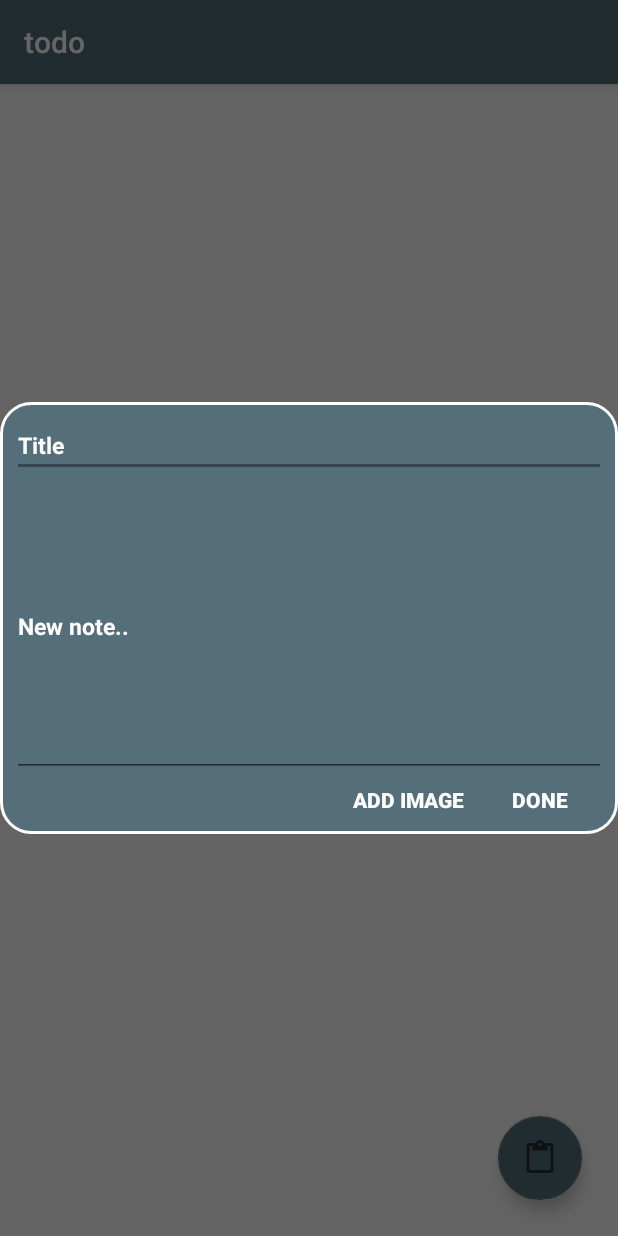
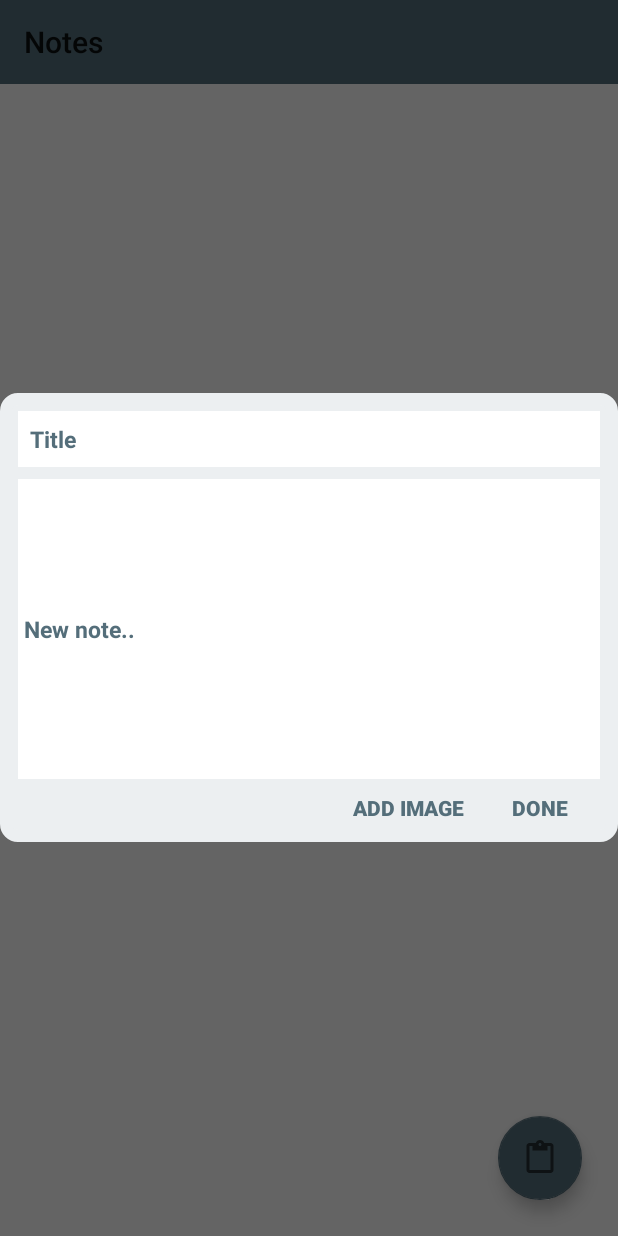
Before and after one commit to gom3az-zz/Note-App, an Android app: the screen it shows after launch (NotesActivity), after a tap on an icon or button, on a phone screen of 412 x 824 dp. Run offline under Robolectric (Android 15) with nearby library versions, the phone set to English and light mode, and no system bars; our stand-ins replace ButterKnife.

Commit message:
improved ui

```diff
--- a/app/src/main/java/com/example/mg/todo/ui/NoteFragment/NoteFragment.java
+++ b/app/src/main/java/com/example/mg/todo/ui/NoteFragment/NoteFragment.java
@@ -40,6 +40,7 @@ public class NoteFragment extends android.support.v4.app.DialogFragment
     Button btnDone;
     @BindView(R.id.btn_add_image)
     Button btnAddImage;
+
 
     //private static final String TAG = "NoteFragment";
     private static final String KEY_UPDATED = "KEY_UPDATED";
--- a/app/src/main/java/com/example/mg/todo/ui/NotesActivity/INotesContract.java
+++ b/app/src/main/java/com/example/mg/todo/ui/NotesActivity/INotesContract.java
@@ -4,6 +4,11 @@ import com.example.mg.todo.data.model.NoteModel;
 
 public interface INotesContract {
     interface IView {
+        void removeMessage(int size);
+
+        void noteAdded();
+
+        void noteUpdated();
     }
 
     interface IPresenter {
@@ -18,7 +23,7 @@ public interface INotesContract {
 
         void initMainRecyclerData();
 
-        void removeNotes();
+        void onRemoveClicked();
 
         void onStop();
 
--- a/app/src/main/java/com/example/mg/todo/ui/NotesActivity/NotesActivity.java
+++ b/app/src/main/java/com/example/mg/todo/ui/NotesActivity/NotesActivity.java
@@ -3,15 +3,21 @@ package com.example.mg.todo.ui.NotesActivity;
 import android.content.SharedPreferences;
 import android.os.Bundle;
 import android.preference.PreferenceManager;
+import android.support.design.widget.Snackbar;
 import android.support.v7.app.AppCompatActivity;
 import android.support.v7.widget.RecyclerView;
+import android.support.v7.widget.Toolbar;
 import android.view.Menu;
 import android.view.MenuItem;
+import android.widget.RelativeLayout;
+import android.widget.TextView;
 
 import com.example.mg.todo.R;
 import com.example.mg.todo.data.model.NoteModel;
 import com.example.mg.todo.ui.NoteFragment.NoteFragment;
 import com.example.mg.todo.utils.NotesRecyclerViewAdapter;
+
+import java.util.Locale;
 
 import butterknife.BindView;
 import butterknife.ButterKnife;
@@ -26,6 +32,13 @@ public class NotesActivity extends AppCompatActivity
     @BindView(R.id.todoList)
     public
     RecyclerView todoList;
+    @BindView(R.id.toolbar)
+    public
+    Toolbar toolbar;
+    @BindView(R.id.text_selected_count)
+    public TextView selectedCount;
+    @BindView(R.id.relative_layout)
+    RelativeLayout relativeLayout;
 
     private NotesPresenter mPresenter;
     public MenuItem menuItem;
@@ -35,6 +48,7 @@ public class NotesActivity extends AppCompatActivity
         super.onCreate(savedInstanceState);
         setContentView(R.layout.activity_main);
         ButterKnife.bind(this);
+        setSupportActionBar(toolbar);
         SharedPreferences sharedPreferences = PreferenceManager.getDefaultSharedPreferences(this);
         mPresenter = new NotesPresenter(this, sharedPreferences);
 
@@ -71,7 +85,7 @@ public class NotesActivity extends AppCompatActivity
     public boolean onOptionsItemSelected(MenuItem item) {
         switch (item.getItemId()) {
             case R.id.delete:
-                mPresenter.removeNotes();
+                mPresenter.onRemoveClicked();
                 break;
         }
         return true;
@@ -97,4 +111,26 @@ public class NotesActivity extends AppCompatActivity
         // null , -1 are passed to create new note object
         mPresenter.onNoteClick(null, -1);
     }
+
+    @Override
+    public void removeMessage(int size) {
+        String message = size > 1 ? "Notes were removed!" : "Note was removed!";
+        Snackbar.make(relativeLayout, String.format(Locale.getDefault(), "%d %s", size, message),
+                Snackbar.LENGTH_SHORT)
+                .show();
+    }
+
+    @Override
+    public void noteAdded() {
+        Snackbar.make(relativeLayout, "Note added successfully!",
+                Snackbar.LENGTH_SHORT)
+                .show();
+    }
+
+    @Override
+    public void noteUpdated() {
+        Snackbar.make(relativeLayout, "Note updated successfully!",
+                Snackbar.LENGTH_SHORT)
+                .show();
+    }
 }
--- a/app/src/main/res/drawable/curvy_dialog.xml
+++ b/app/src/main/res/drawable/curvy_dialog.xml
@@ -1,16 +1,16 @@
 <?xml version="1.0" encoding="utf-8"?>
 <shape xmlns:android="http://schemas.android.com/apk/res/android" >
 
-    <solid android:color="@color/colorPrimary" />
+    <solid android:color="@color/lightColor" />
 
     <stroke
-        android:width="2dp"
-        android:color="#ffffff" />
+        android:width="8dp"
+        android:color="@color/lightColor" />
 
     <corners
-        android:bottomLeftRadius="20dp"
-        android:bottomRightRadius="20dp"
-        android:topLeftRadius="20dp"
-        android:topRightRadius="20dp" />
+        android:bottomLeftRadius="8dp"
+        android:bottomRightRadius="8dp"
+        android:topLeftRadius="8dp"
+        android:topRightRadius="8dp" />
 
 </shape>
--- a/app/src/main/res/layout/activity_main.xml
+++ b/app/src/main/res/layout/activity_main.xml
@@ -5,12 +5,27 @@
     android:layout_width="match_parent"
     android:layout_height="match_parent"
     android:orientation="vertical"
+    android:id="@+id/relative_layout"
     tools:context="com.example.mg.todo.ui.NotesActivity.NotesActivity">
+
+    <android.support.v7.widget.Toolbar
+        android:id="@+id/toolbar"
+        android:layout_width="match_parent"
+        android:layout_height="wrap_content"
+        android:background="@color/colorPrimary">
+
+        <TextView
+            android:id="@+id/text_selected_count"
+            android:layout_width="wrap_content"
+            android:layout_height="wrap_content" />
+    </android.support.v7.widget.Toolbar>
 
     <android.support.v7.widget.RecyclerView
         android:id="@+id/todoList"
         android:layout_width="match_parent"
         android:layout_height="wrap_content"
+        android:layout_below="@+id/toolbar"
+        android:layout_alignParentStart="true"
         android:background="@color/lightColor"
         android:orientation="vertical"
         app:layoutManager="android.support.v7.widget.LinearLayoutManager" />
--- a/app/src/main/res/layout/custom_dialog.xml
+++ b/app/src/main/res/layout/custom_dialog.xml
@@ -1,5 +1,6 @@
 <?xml version="1.0" encoding="utf-8"?>
 <RelativeLayout xmlns:android="http://schemas.android.com/apk/res/android"
+    android:id="@+id/relative"
     android:layout_width="240dp"
     android:layout_height="wrap_content"
     android:background="@drawable/curvy_dialog"
@@ -9,9 +10,12 @@
         android:id="@+id/edit_text_title"
         android:layout_width="fill_parent"
         android:layout_height="wrap_content"
+        android:layout_margin="4dp"
+        android:background="@android:color/white"
         android:hint="@string/hint_new_note_title"
-        android:textColor="@android:color/white"
-        android:textColorHint="@android:color/white"
+        android:padding="8dp"
+        android:textColor="@color/colorPrimary"
+        android:textColorHint="@color/colorPrimary"
         android:textSize="15sp"
         android:textStyle="bold" />
 
@@ -20,9 +24,12 @@
         android:layout_width="match_parent"
         android:layout_height="200dp"
         android:layout_below="@id/edit_text_title"
+        android:layout_margin="4dp"
+        android:background="@android:color/white"
         android:hint="@string/hint_new_note"
-        android:textColor="@android:color/white"
-        android:textColorHint="@android:color/white"
+        android:padding="4dp"
+        android:textColor="@color/colorPrimary"
+        android:textColorHint="@color/colorPrimary"
         android:textSize="15sp"
         android:textStyle="bold" />
 
@@ -34,7 +41,7 @@
         android:layout_toStartOf="@+id/btn_done"
         android:background="@android:color/transparent"
         android:text="@string/btn_add_image"
-        android:textColor="@android:color/white"
+        android:textColor="@color/colorPrimary"
         android:textStyle="bold" />
 
     <Button
@@ -45,9 +52,8 @@
         android:layout_alignParentEnd="true"
         android:background="@android:color/transparent"
         android:text="@string/btn_done"
-        android:textColor="@android:color/white"
+        android:textColor="@color/colorPrimary"
         android:textStyle="bold" />
 
 
-
 </RelativeLayout>
--- a/app/src/main/res/values/strings.xml
+++ b/app/src/main/res/values/strings.xml
@@ -1,5 +1,5 @@
 <resources>
-    <string name="app_name">todo</string>
+    <string name="app_name">Notes</string>
     <string name="hint_new_note">New note..</string>
     <string name="hint_new_note_title">Title</string>
     <string name="btn_done">Done</string>
```
Also changed, not shown: app/src/main/AndroidManifest.xml (+5 -2 lines), app/src/main/java/com/example/mg/todo/ui/NotesActivity/NotesPresenter.java (+15 -11 lines), app/src/main/java/com/example/mg/todo/utils/ActionBarCallBack.java (added, +55 -0 lines), app/src/main/res/layout/note_content.xml (+4 -3 lines).
